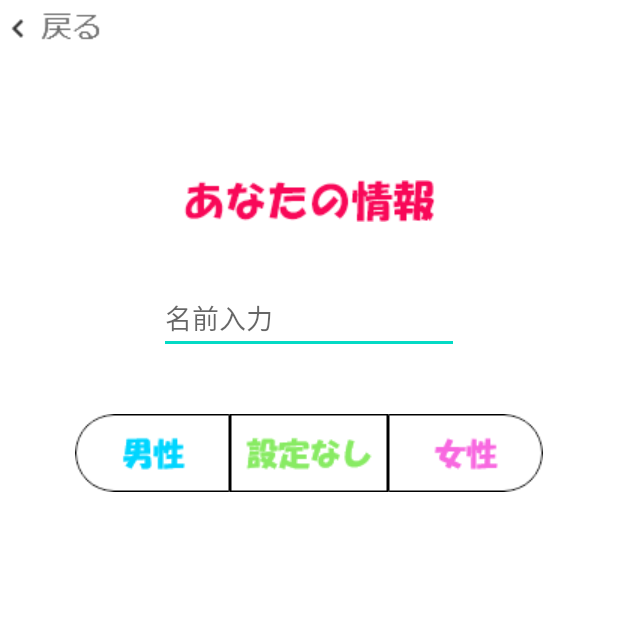
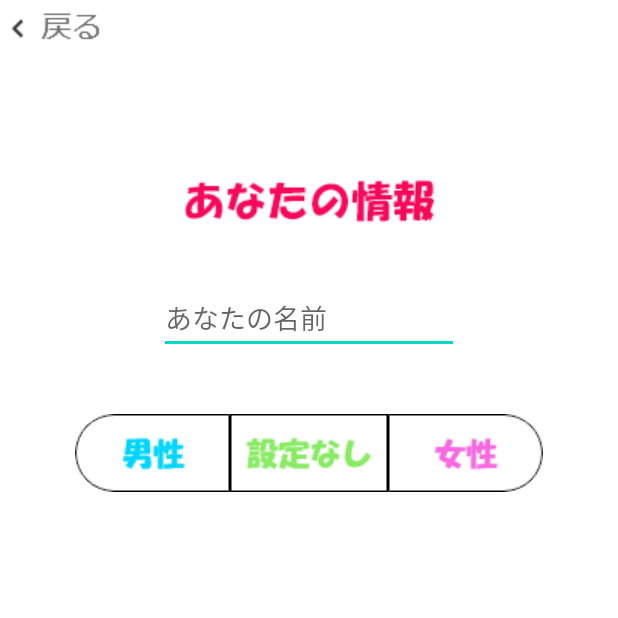
Before and after one commit to noriaki0818/PamaProject, an Android app: the Start_Userinfo2 screen opened directly, with no data from a screen before it, on a phone screen of 412 x 824 dp, the top half of it. Run offline under Robolectric (Android 15) with nearby library versions, the phone set to English and light mode, and no system bars.

Commit message:
ジョージと智貴の変更

```diff
--- a/app/src/main/res/layout/activity_start__userinfo2.xml
+++ b/app/src/main/res/layout/activity_start__userinfo2.xml
@@ -27,7 +27,7 @@
         android:layout_marginTop="40dp"
         android:contentDescription="あなたの名前入力"
         android:gravity="center_vertical"
-        android:hint="名前入力"
+        android:hint="あなたの名前"
         android:inputType="text"
         app:layout_constraintBottom_toBottomOf="parent"
         app:layout_constraintEnd_toEndOf="parent"
```
